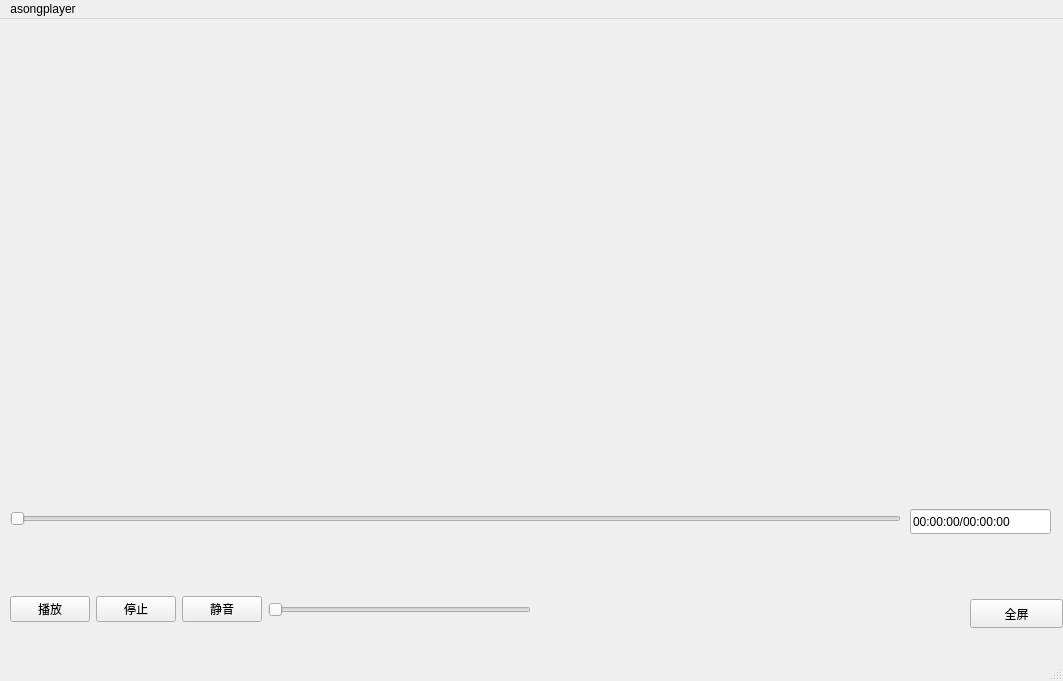
The window that MainWindow.ui (scut-201930340437/ASongPlayer) describes before a commit, drawn with Qt 5.
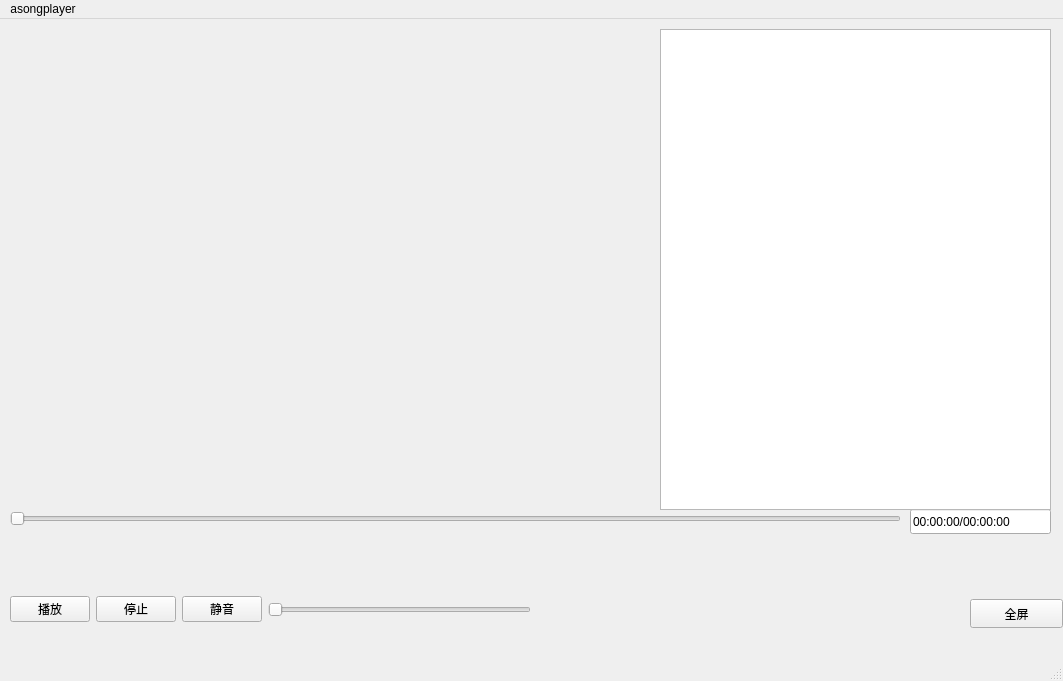
The same window after the commit.

The edit to the form file:
```diff
--- a/MainWindow.ui
+++ b/MainWindow.ui
@@ -109,6 +109,16 @@
      </rect>
     </property>
    </widget>
+   <widget class="QTableWidget" name="play_table">
+    <property name="geometry">
+     <rect>
+      <x>660</x>
+      <y>10</y>
+      <width>391</width>
+      <height>481</height>
+     </rect>
+    </property>
+   </widget>
   </widget>
   <widget class="QMenuBar" name="menubar">
    <property name="geometry">
```
